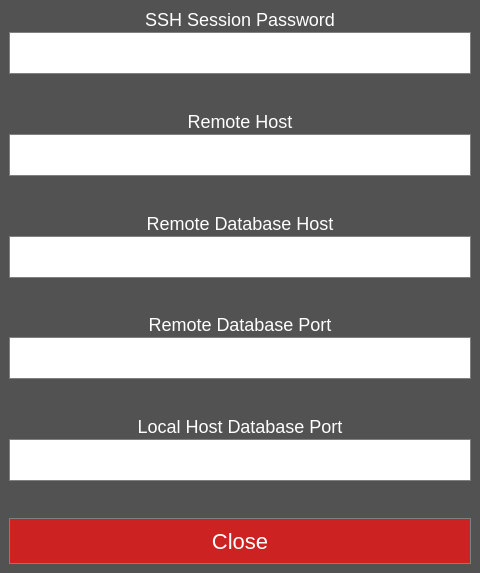
Before: the Qt Designer form products/ClockNWork/src/UIClockNWorkSettings.ui in cbtek/ClockNGo, drawn with Qt 5.
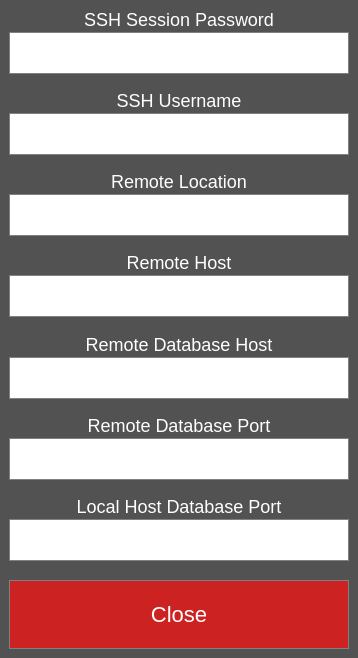
After: the same form once the commit is applied. Icons and pictures are not drawn.

What changed in the file:
```diff
--- a/products/ClockNWork/src/UIClockNWorkSettings.ui
+++ b/products/ClockNWork/src/UIClockNWorkSettings.ui
@@ -6,8 +6,8 @@
    <rect>
     <x>0</x>
     <y>0</y>
-    <width>480</width>
-    <height>573</height>
+    <width>358</width>
+    <height>658</height>
    </rect>
   </property>
   <property name="windowTitle">
@@ -25,6 +25,7 @@
 	padding:8px;
 	background:#2222cc;
 	color:white;
+	height:48px;
 }
 
 QLineEdit
@@ -48,6 +49,10 @@
 #m_btnExit
 {
 	background:#cc2222;
+}
+#m_txtSSHPassword
+{
+	border:2px solid red;
 }</string>
   </property>
   <layout class="QVBoxLayout" name="verticalLayout">
@@ -77,7 +82,7 @@
     </widget>
    </item>
    <item>
-    <widget class="QLineEdit" name="m_txtSSHPassword">
+    <widget class="QLineEdit" name="m_txtSshPassword">
      <property name="echoMode">
       <enum>QLineEdit::Password</enum>
      </property>
@@ -99,6 +104,66 @@
      </property>
     </spacer>
    </item>
+   <item>
+    <widget class="QLabel" name="label_7">
+     <property name="text">
+      <string>SSH Username</string>
+     </property>
+     <property name="alignment">
+      <set>Qt::AlignCenter</set>
+     </property>
+    </widget>
+   </item>
+   <item>
+    <widget class="QLineEdit" name="m_txtSshRemoteUsername">
+     <property name="alignment">
+      <set>Qt::AlignCenter</set>
+     </property>
+    </widget>
+   </item>
+   <item>
+    <spacer name="verticalSpacer_7">
+     <property name="orientation">
+      <enum>Qt::Vertical</enum>
+     </property>
+     <property name="sizeHint" stdset="0">
+      <size>
+       <width>20</width>
+       <height>40</height>
+      </size>
+     </property>
+    </spacer>
+   </item>
+   <item>
+    <widget class="QLabel" name="label_6">
+     <property name="text">
+      <string>Remote Location</string>
+     </property>
+     <property name="alignment">
+      <set>Qt::AlignCenter</set>
+     </property>
+    </widget>
+   </item>
+   <item>
+    <widget class="QLineEdit" name="m_txtRemoteLocation">
+     <property name="alignment">
+      <set>Qt::AlignCenter</set>
+     </property>
+    </widget>
+   </item>
+   <item>
+    <spacer name="verticalSpacer_6">
+     <property name="orientation">
+      <enum>Qt::Vertical</enum>
+     </property>
+     <property name="sizeHint" stdset="0">
+      <size>
+       <width>20</width>
+       <height>40</height>
+      </size>
+     </property>
+    </spacer>
+   </item>
    <item>
     <widget class="QLabel" name="label_5">
      <property name="text">
@@ -223,7 +288,7 @@
      <property name="sizeHint" stdset="0">
       <size>
        <width>20</width>
-       <height>40</height>
+       <height>43</height>
       </size>
      </property>
     </spacer>
@@ -231,7 +296,7 @@
    <item>
     <widget class="QToolButton" name="m_btnExit">
      <property name="sizePolicy">
-      <sizepolicy hsizetype="Expanding" vsizetype="Fixed">
+      <sizepolicy hsizetype="Expanding" vsizetype="Minimum">
        <horstretch>0</horstretch>
        <verstretch>0</verstretch>
       </sizepolicy>
@@ -240,17 +305,17 @@
       <string>Close</string>
      </property>
      <property name="icon">
-      <iconset>
-       <normaloff>:/cbtek/products/productivity/clock_n_go/imgExit.png</normaloff>:/cbtek/products/productivity/clock_n_go/imgExit.png</iconset>
+      <iconset resource="../resx/resources.qrc">
+       <normaloff>:/cbtek/products/productivity/clock_n_work/imgExit.png</normaloff>:/cbtek/products/productivity/clock_n_work/imgExit.png</iconset>
      </property>
      <property name="iconSize">
       <size>
-       <width>32</width>
-       <height>32</height>
+       <width>48</width>
+       <height>48</height>
       </size>
      </property>
      <property name="toolButtonStyle">
-      <enum>Qt::ToolButtonTextUnderIcon</enum>
+      <enum>Qt::ToolButtonIconOnly</enum>
      </property>
     </widget>
    </item>
```
Left out of the diff: 4 changed lines with no effect on the pictures.
